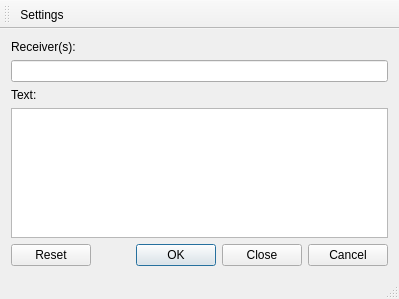
Old version of the form textin.ui in the repository viranch/textin.
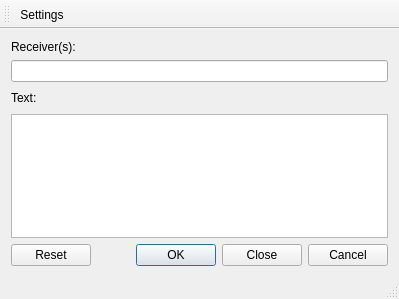
New version of the form. Icons and pictures are not drawn.

Diff of the .ui file:
```diff
--- a/textin.ui
+++ b/textin.ui
@@ -33,6 +33,8 @@
      </widget>
     </item>
     <item>
+     <layout class="QHBoxLayout" name="horizontalLayout">
+      <item>
      <widget class="QLabel" name="label">
       <property name="text">
        <string>Text:</string>
@@ -40,7 +42,29 @@
      </widget>
     </item>
     <item>
-     <widget class="QTextEdit" name="textEdit"/>
+       <spacer name="horizontalSpacer">
+        <property name="orientation">
+         <enum>Qt::Horizontal</enum>
+        </property>
+        <property name="sizeHint" stdset="0">
+         <size>
+          <width>40</width>
+          <height>20</height>
+         </size>
+        </property>
+       </spacer>
+      </item>
+      <item>
+       <widget class="QLabel" name="lenLabel">
+        <property name="text">
+         <string/>
+        </property>
+       </widget>
+      </item>
+     </layout>
+    </item>
+    <item>
+     <widget class="QPlainTextEdit" name="textEdit"/>
     </item>
     <item>
      <spacer name="verticalSpacer">
```
Lines whose indentation alone changed are shown as unchanged.
